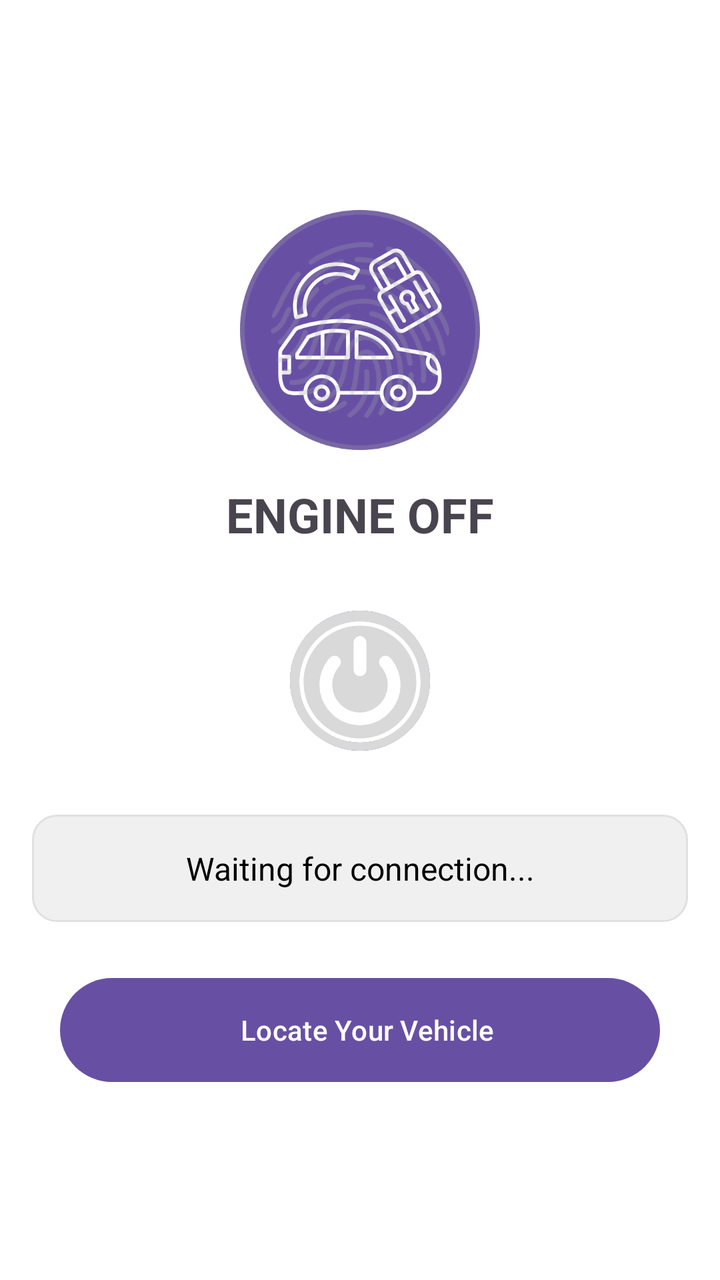
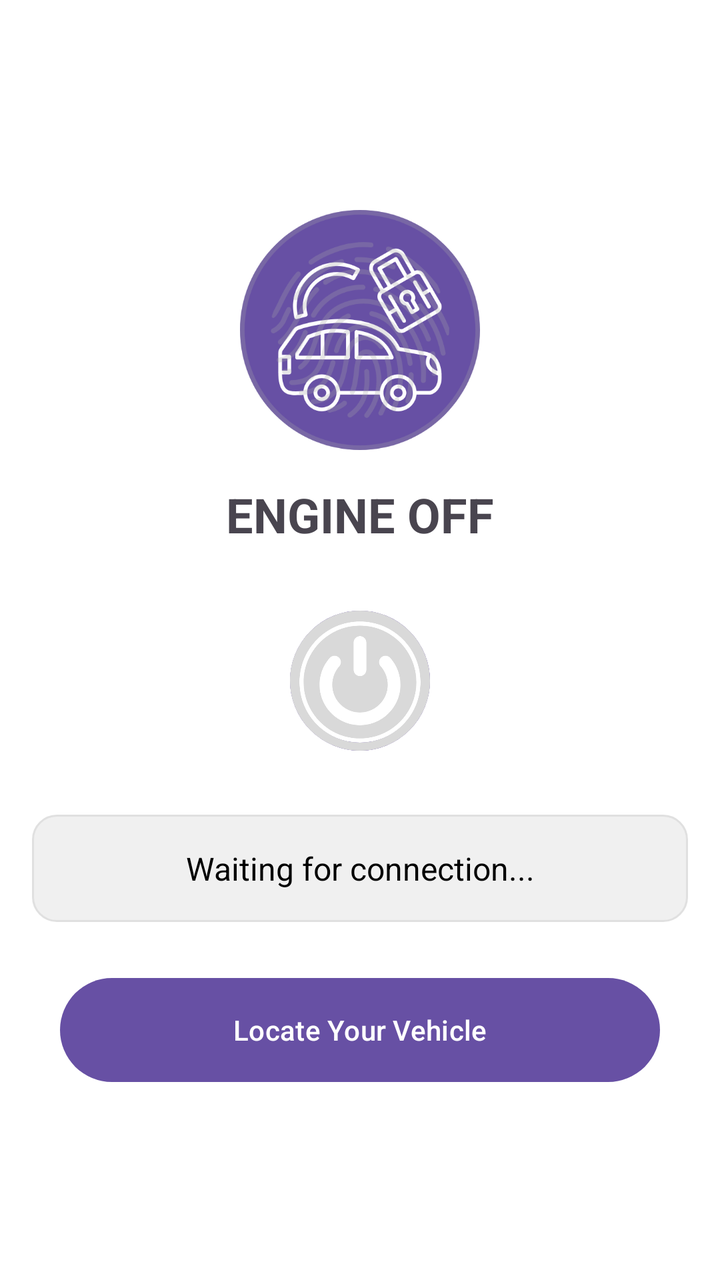

Compare the two renders of this Android layout. The source of the first and the diff that turns it into the second are given below.
<!-- AndroidManifest.xml: application theme Theme.VehicleSecuritySystem -->
<!-- res/layout/activity_bluetooth_services.xml -->
<?xml version="1.0" encoding="utf-8"?>
<LinearLayout xmlns:android="http://schemas.android.com/apk/res/android"
    xmlns:app="http://schemas.android.com/apk/res-auto"
    android:layout_width="match_parent"
    android:layout_height="match_parent"
    android:background="@color/white"
    android:gravity="center"
    android:orientation="vertical"
    android:padding="16dp">

    <ImageView
        android:id="@+id/logoImage"
        android:layout_width="120dp"
        android:layout_height="120dp"
        android:layout_gravity="center"
        android:layout_marginTop="10dp"
        android:contentDescription="App Logo"
        android:src="@drawable/logo" />

    <TextView
        android:id="@+id/tvEngineAccess"
        android:layout_width="wrap_content"
        android:layout_height="wrap_content"
        android:padding="16dp"
        android:text="ENGINE OFF"
        android:textSize="24sp"
        android:textStyle="bold" />

    <ImageButton
        android:id="@+id/btnEngineAccess"
        android:layout_width="70dp"
        android:layout_height="70dp"
        android:layout_marginTop="16dp"
        android:background="@drawable/rounded_button"
        android:contentDescription="Engine Access Button"
        android:scaleType="fitCenter"
        android:src="@drawable/button_power_off" />

    <TextView
        android:id="@+id/tvBluetoothStatus"
        android:layout_width="match_parent"
        android:layout_height="wrap_content"
        android:layout_marginTop="32dp"
        android:gravity="center"
        android:text="Waiting for connection..."
        android:textSize="16sp"
        android:textColor="@color/black"
        android:padding="16dp"
        android:background="@drawable/rounded_text_background"
        android:maxLines="3"
        android:ellipsize="end" />

    <Button
        android:id="@+id/btnLocation"
        android:layout_width="300dp"
        android:layout_height="60dp"
        android:layout_marginTop="24dp"
        android:text="Locate Your Vehicle"
        android:drawableLeft="@drawable/ic_location"
        android:contentDescription="Location Access Button" />

</LinearLayout>
<!-- resources referenced by this layout -->
<resources>
  <color name="black">#FF000000</color>
  <color name="white">#FFFFFFFF</color>
  <!-- drawable button_power_off: png bitmap (drawable, 28595 bytes) -->
  <!-- drawable ic_location (drawable) -->
  <?xml version="1.0" encoding="utf-8"?>
  <selector xmlns:android="http://schemas.android.com/apk/res/android">
  
  </selector>
  <!-- drawable logo: png bitmap (drawable, 86422 bytes) -->
  <!-- drawable rounded_button (drawable) -->
  <?xml version="1.0" encoding="utf-8"?>
  <shape xmlns:android="http://schemas.android.com/apk/res/android"
      android:shape="oval">
      <solid android:color="#FFFFFF"/> 
      <corners android:radius="12dp"/> 
      <stroke android:width="4dp" android:color="#6750A4"/> 
  </shape>
  <!-- drawable rounded_text_background (drawable) -->
  <?xml version="1.0" encoding="utf-8"?>
  <shape xmlns:android="http://schemas.android.com/apk/res/android">
      <solid android:color="#F0F0F0" />
      <corners android:radius="12dp" />
      <stroke
          android:width="1dp"
          android:color="#E0E0E0" />
      <padding
          android:left="8dp"
          android:top="4dp"
          android:right="8dp"
          android:bottom="4dp" />
  </shape>
  <style name="Theme.VehicleSecuritySystem" parent="Base.Theme.VehicleSecuritySystem" />
  <style name="Base.Theme.VehicleSecuritySystem" parent="Theme.Material3.DayNight.NoActionBar">
          
          
      </style>
</resources>

<!-- the commit's change to res/layout/activity_bluetooth_services.xml (unified diff, before → after) -->
@@ -56,7 +56,6 @@
         android:layout_height="60dp"
         android:layout_marginTop="24dp"
         android:text="Locate Your Vehicle"
-        android:drawableLeft="@drawable/ic_location"
         android:contentDescription="Location Access Button" />
 
 </LinearLayout>
<!-- resource entries referenced after the edit -->
@@ -3,11 +3,6 @@
   <color name="black">#FF000000</color>
   <color name="white">#FFFFFFFF</color>
   <!-- drawable button_power_off: png bitmap (drawable, 28595 bytes) -->
-  <!-- drawable ic_location (drawable) -->
-  <?xml version="1.0" encoding="utf-8"?>
-  <selector xmlns:android="http://schemas.android.com/apk/res/android">
-  
-  </selector>
   <!-- drawable logo: png bitmap (drawable, 86422 bytes) -->
   <!-- drawable rounded_button (drawable) -->
   <?xml version="1.0" encoding="utf-8"?>
